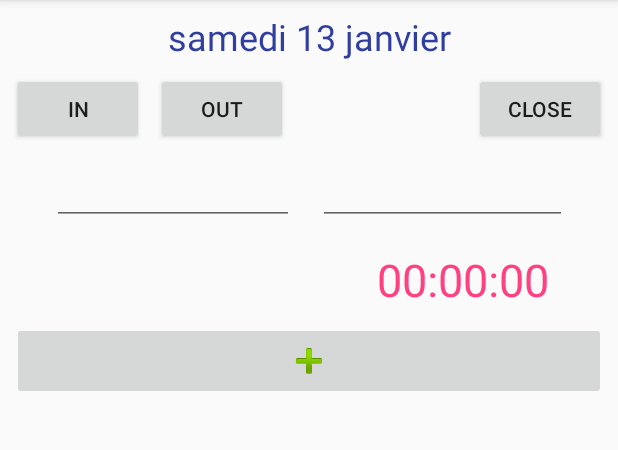
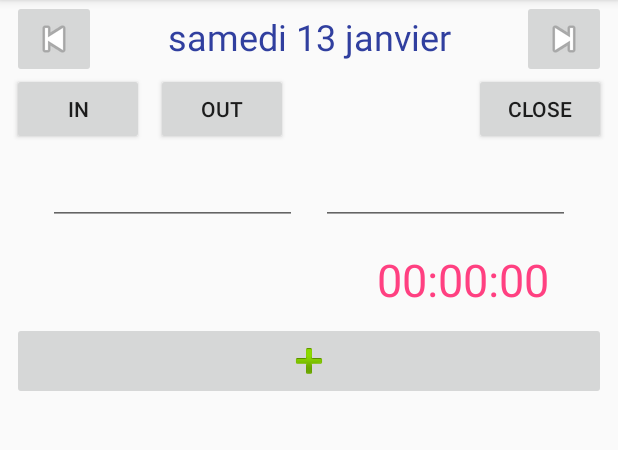
Before and after one commit to leludo044/working-time-keeper, an Android app: the screen it shows after launch (MainActivity), on a phone screen of 412 x 824 dp, the part 84-534 px from its top. Run offline under Robolectric (Android 15) with nearby library versions, the light colour scheme and no system bars.

Commit message:
Implement previous and next day buttons.

```diff
--- a/app/src/main/java/net/leludo/wtk/MainActivity.java
+++ b/app/src/main/java/net/leludo/wtk/MainActivity.java
@@ -26,6 +26,7 @@ public class MainActivity extends AppCompatActivity {
     SimpleDateFormat sdf;
     TextView durationText;
     TextView durationOfTheDayText;
+    TextView todayText;
     EditText inEditText;
     EditText outEditText;
     ListView durationList;
@@ -45,8 +46,8 @@ public class MainActivity extends AppCompatActivity {
         today = Calendar.getInstance().getTime();
         sdf = new SimpleDateFormat("EEEE dd MMMM", Locale.FRANCE);
 
-        TextView todayText = (TextView) findViewById(R.id.todayText);
-        todayText.setText(sdf.format(today));
+        this.todayText = (TextView) findViewById(R.id.todayText);
+        this.todayText.setText(sdf.format(today));
 
         this.inEditText = (EditText) findViewById(R.id.inTime);
         this.outEditText = (EditText) findViewById(R.id.outTime);
@@ -103,8 +104,39 @@ public class MainActivity extends AppCompatActivity {
         Toast.makeText(this, "Period saved", Toast.LENGTH_SHORT).show();
     }
 
+    /**
+     * On click the previous day button.
+     * This reloads the duration for this new day and display them
+     * @param view
+     */
+    public void onPreviousDay(View view) {
+        Calendar cal = Calendar.getInstance();
+        cal.setTime(this.today);
+        cal.add(Calendar.DAY_OF_YEAR, -1);
+        this.today = cal.getTime();
+        this.todayText.setText(sdf.format(this.today));
+        this.loadExistingPeriods();
+
+    }
+
+    /**
+     * On click the next day button.
+     * This reloads the duration for this new day and display them
+     * @param view
+     */
+    public void onNextDay(View view) {
+        Calendar cal = Calendar.getInstance();
+        cal.setTime(this.today);
+        cal.add(Calendar.DAY_OF_YEAR, 1);
+        this.today = cal.getTime();
+        this.todayText.setText(sdf.format(this.today));
+        this.loadExistingPeriods();
+
+    }
+
     private void loadExistingPeriods() {
         List<Period> periods = mDB.find(this.today);
+        ((ArrayAdapter<Period>)this.durationList.getAdapter()).clear();
         ((ArrayAdapter<Period>)this.durationList.getAdapter()).addAll(periods);
 
         long sum = 0 ;
--- a/app/src/main/res/layout/activity_main.xml
+++ b/app/src/main/res/layout/activity_main.xml
@@ -9,13 +9,13 @@
 
     <EditText
         android:id="@+id/inTime"
-        android:layout_width="161dp"
+        android:layout_width="166dp"
         android:layout_height="wrap_content"
         android:layout_marginEnd="8dp"
         android:layout_marginStart="8dp"
         android:layout_marginTop="8dp"
+        android:ems="10"
         android:focusable="false"
-        android:ems="10"
         android:inputType="time"
         android:textAlignment="center"
         app:layout_constraintEnd_toStartOf="@+id/outTime"
@@ -81,8 +81,8 @@
         android:textAlignment="center"
         android:textColor="@color/colorPrimaryDark"
         android:textSize="24sp"
-        app:layout_constraintEnd_toEndOf="parent"
-        app:layout_constraintStart_toStartOf="parent"
+        app:layout_constraintEnd_toStartOf="@+id/imageButton3"
+        app:layout_constraintStart_toEndOf="@+id/imageButton2"
         app:layout_constraintTop_toTopOf="parent" />
 
     <TextView
@@ -141,4 +141,24 @@
         app:layout_constraintTop_toBottomOf="@+id/durationText"
         app:srcCompat="@android:drawable/ic_input_add" />
 
+    <ImageButton
+        android:id="@+id/imageButton2"
+        android:layout_width="wrap_content"
+        android:layout_height="wrap_content"
+        android:layout_marginStart="8dp"
+        android:onClick="onPreviousDay"
+        app:layout_constraintStart_toStartOf="parent"
+        app:srcCompat="@android:drawable/ic_media_previous"
+        tools:layout_editor_absoluteY="0dp" />
+
+    <ImageButton
+        android:id="@+id/imageButton3"
+        android:layout_width="wrap_content"
+        android:layout_height="wrap_content"
+        android:layout_marginEnd="8dp"
+        android:onClick="onNextDay"
+        app:layout_constraintEnd_toEndOf="parent"
+        app:srcCompat="@android:drawable/ic_media_next"
+        tools:layout_editor_absoluteY="0dp" />
+
 </android.support.constraint.ConstraintLayout>
```
